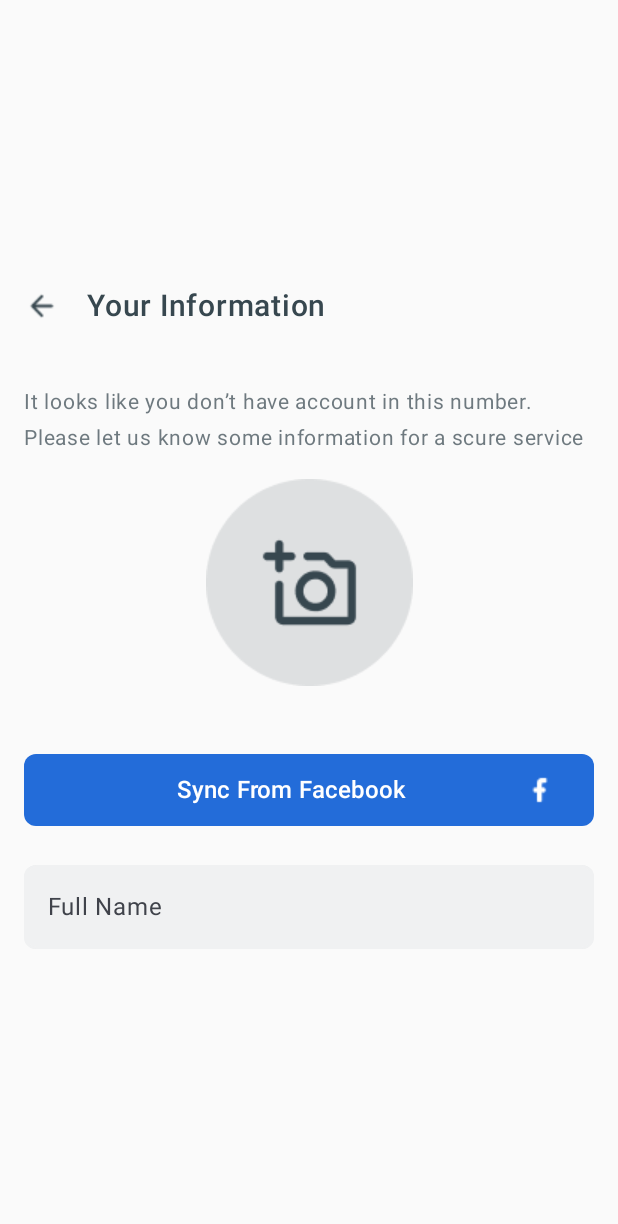
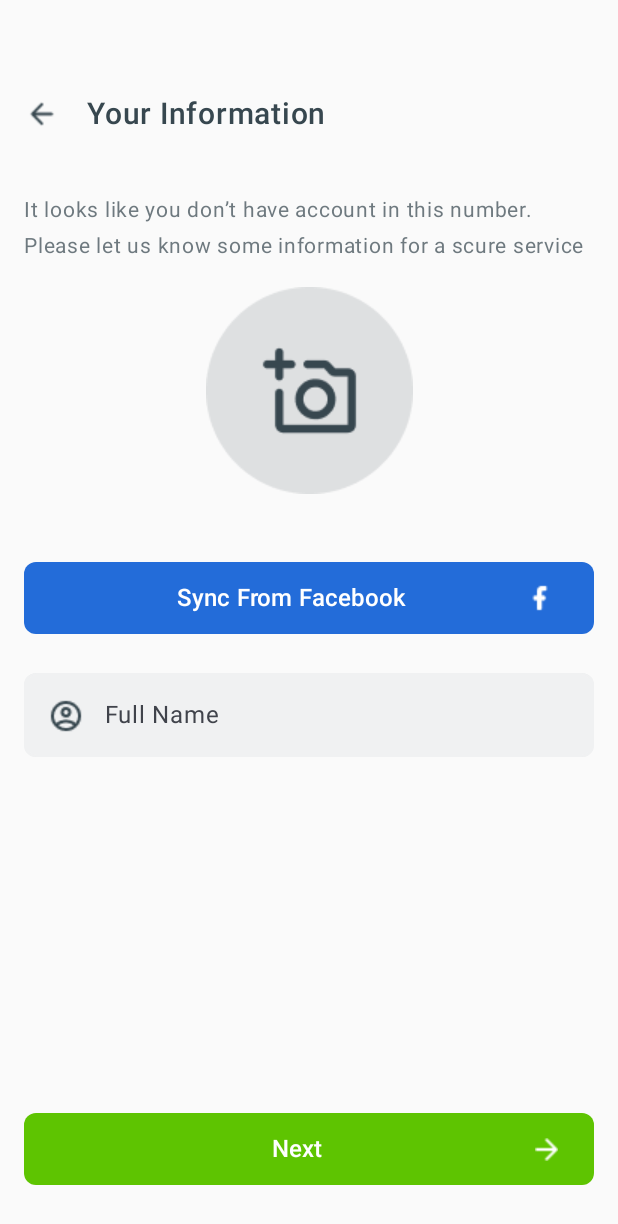
Before and after one commit to DRANIK1211/ComposeWeather, an Android app built with Jetpack Compose: the screen it shows after launch (MainActivity), on a phone screen of 412 x 824 dp. Shown: the top 1224 px of the screen. Run offline under Robolectric (Android 15) with nearby library versions, the phone set to English and light mode, and no system bars.

Commit message:
make newRegisteration.kt and registrarionPassword.kt, add orders file

```diff
--- a/app/src/main/java/com/example/composeweather/screen/registration/newRegisteration.kt
+++ b/app/src/main/java/com/example/composeweather/screen/registration/newRegisteration.kt
@@ -40,19 +40,22 @@ import com.example.composeweather.R
 @OptIn(ExperimentalMaterial3Api::class)
 @Composable
 fun NewRegistration(){
+    Column (
+        verticalArrangement = Arrangement.Center,
+        modifier = Modifier
+            .fillMaxSize()
+        ,
+    ){
+
         Column(
-        modifier = Modifier.fillMaxSize(),
-        verticalArrangement = Arrangement.Center,
-    ) {
-        Column(
-            modifier = Modifier.fillMaxWidth()
-                .padding(start = 16.dp, end = 16.dp),
-            horizontalAlignment = Alignment.CenterHorizontally
+            modifier = Modifier.fillMaxSize().weight(1f),
+            verticalArrangement = Arrangement.Top,
         ) {
             Row(
                 modifier = Modifier.fillMaxWidth()
-                    .padding(bottom = 40.dp),
-                verticalAlignment = Alignment.Top
+                    .padding(bottom = 40.dp, start = 16.dp)
+                    .height(88.dp),
+                verticalAlignment = Alignment.Bottom
             ) {
                 Image(
                     painter = painterResource(R.drawable.backbutton),
@@ -69,6 +72,12 @@ fun NewRegistration(){
                     color = Color(55, 71, 79)
                 )
             }
+            Column(
+                modifier = Modifier.fillMaxWidth()
+                    .padding(start = 16.dp, end = 16.dp),
+                verticalArrangement = Arrangement.Center,
+                horizontalAlignment = Alignment.CenterHorizontally
+            ) {
                 Text(
                     text = "It looks like you don’t" +
                             " have account in this number." +
@@ -133,11 +142,58 @@ fun NewRegistration(){
                         focusedBorderColor = Color(240, 241, 242),
                         unfocusedBorderColor = Color(240, 241, 242),
                         containerColor = Color(240, 241, 242)
+                    ),
+                    leadingIcon = {
+                        Image(
+                            painter = painterResource(R.drawable.character),
+                            contentDescription = null,
+                            modifier = Modifier
+                                .height(50.dp)
+                                .width(50.dp)
+                                .padding(start = 6.dp)
                         )
+                    }
                 )
+
             }
 
         }
+        Button(
+            onClick = {},
+            modifier = Modifier
+                .padding(start = 16.dp, end = 16.dp, bottom = 34.dp)
+                .fillMaxWidth()
+                .height(48.dp),
+            colors = ButtonDefaults.buttonColors(
+                containerColor = Color(94, 196, 1),
+                contentColor = Color.White
+            ),
+            shape = RoundedCornerShape(8.dp)
+        ) {
+            Row(
+                horizontalArrangement = Arrangement.Center,
+                verticalAlignment = Alignment.CenterVertically
+            ) {
+                Text(
+                    text = "Next",
+                    fontSize = 16.sp,
+                    fontWeight = FontWeight(500),
+                    modifier = Modifier
+                        .fillMaxWidth()
+                        .weight(1f),
+                    textAlign = TextAlign.Center
+                )
+                Image(
+                    painter = painterResource(R.drawable.nextbutton),
+                    contentDescription = null,
+                    modifier = Modifier
+                        .height(15.dp)
+                        .width(15.dp)
+                )
+            }
+        }
+    }
+
 }
 
 @Preview(showBackground = true, showSystemUi = true, device = Devices.PIXEL_4)
```
Also changed, not shown: app/src/main/java/com/example/composeweather/screen/orders.kt (added, +20 -0 lines), app/src/main/java/com/example/composeweather/screen/registrationPassword/registrarionPassword.kt (added, +254 -0 lines), app/src/main/res/drawable/character.png (added), app/src/main/res/drawable/mobile_login_pana.png (added). Lines whose indentation alone changed are shown as unchanged.
